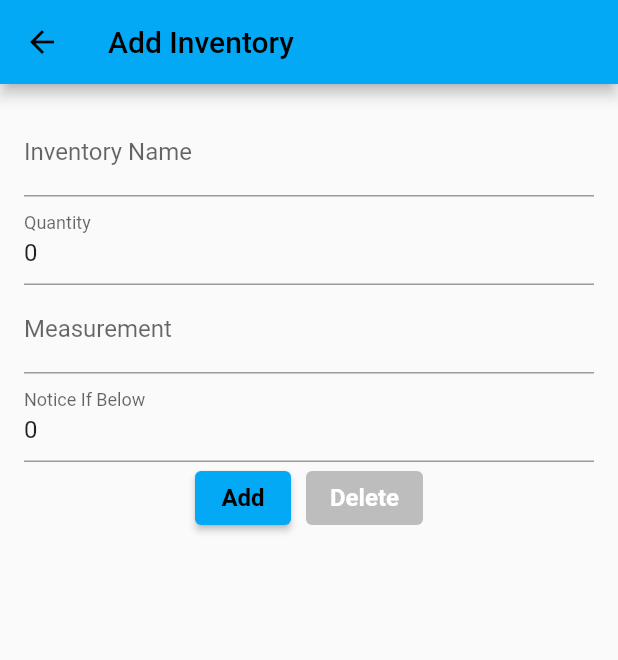
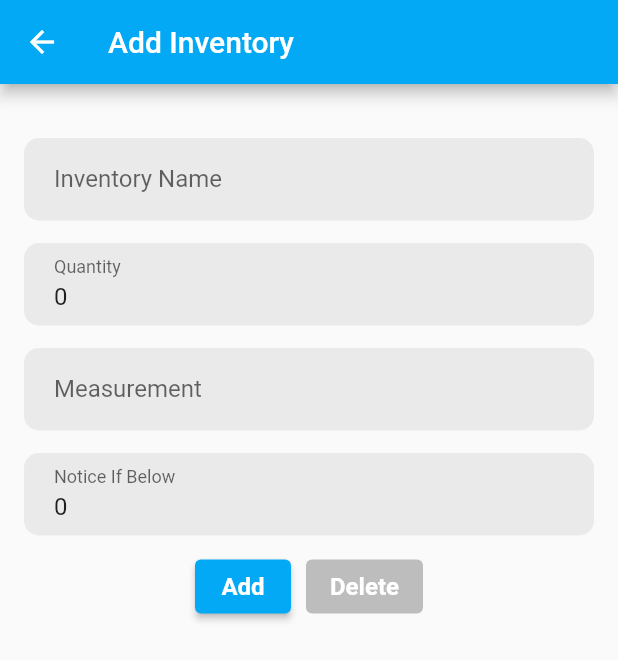
Before and after one commit to kalkidan12/restaurant-app-for-restaurants, a Flutter app: the InventoryDetail screen opened directly, on a phone screen of 412 x 824 dp. Shown: the top 660 px of the screen. Run offline on Flutter 3.47's test engine with Material 2 defaults, Android fonts, the phone set to English and light mode, and no system bars; our stand-ins replace gallery_saver, image_picker, intl_phone_number_input, localstorage, qr_flutter, share_plus; missing offline and left inert: flutter_barcode_scanner; Roboto replaces fonts that are missing (Merriweather).

Commit message:
inventory ui updated

```diff
--- a/lib/screens/inventory/inventory_detail.dart
+++ b/lib/screens/inventory/inventory_detail.dart
@@ -165,8 +165,12 @@ class _InventoryDetailState extends State<InventoryDetail> {
   Widget build(BuildContext context) {
     return Scaffold(
       appBar: AppBar(
+        automaticallyImplyLeading: true,
+        iconTheme: const IconThemeData(color: Colors.white),
         title: Text(
-            "${widget.inventory.inventoryId == 0 ? 'Add' : 'Edit'} Inventory"),
+          "${widget.inventory.inventoryId == 0 ? 'Add' : 'Edit'} Inventory",
+          style: const TextStyle(color: Colors.white),
+        ),
       ),
       body: SingleChildScrollView(
         child: Padding(
@@ -176,10 +180,20 @@ class _InventoryDetailState extends State<InventoryDetail> {
             child: Column(
               crossAxisAlignment: CrossAxisAlignment.start,
               children: [
-                TextFormField(
+                const SizedBox(
+                  height: 20,
+                ),
+                Container(
+                  decoration: BoxDecoration(
+                    color: Color.fromARGB(179, 227, 227, 227),
+                    borderRadius: BorderRadius.circular(10),
+                  ),
+                  child: TextFormField(
                     initialValue: inventoryName,
-                  decoration:
-                      const InputDecoration(labelText: 'Inventory Name'),
+                    decoration: const InputDecoration(
+                        contentPadding: EdgeInsets.fromLTRB(20, 10, 10, 10),
+                        border: InputBorder.none,
+                        labelText: 'Inventory Name'),
                     validator: (value) {
                       if (value == null || value.isEmpty) {
                         return 'Please enter an inventory name';
@@ -190,9 +204,21 @@ class _InventoryDetailState extends State<InventoryDetail> {
                       inventoryName = value!;
                     },
                   ),
-                TextFormField(
+                ),
+                const SizedBox(
+                  height: 15,
+                ),
+                Container(
+                  decoration: BoxDecoration(
+                    color: Color.fromARGB(179, 227, 227, 227),
+                    borderRadius: BorderRadius.circular(10),
+                  ),
+                  child: TextFormField(
                     initialValue: quantity.toString(),
-                  decoration: const InputDecoration(labelText: 'Quantity'),
+                    decoration: const InputDecoration(
+                        contentPadding: EdgeInsets.fromLTRB(20, 10, 10, 10),
+                        border: InputBorder.none,
+                        labelText: 'Quantity'),
                     keyboardType: TextInputType.number,
                     validator: (value) {
                       if (value == null || value.isEmpty) {
@@ -208,9 +234,21 @@ class _InventoryDetailState extends State<InventoryDetail> {
                           int.tryParse(value!) != null ? int.parse(value) : 0;
                     },
                   ),
-                TextFormField(
+                ),
+                const SizedBox(
+                  height: 15,
+                ),
+                Container(
+                  decoration: BoxDecoration(
+                    color: Color.fromARGB(179, 227, 227, 227),
+                    borderRadius: BorderRadius.circular(10),
+                  ),
+                  child: TextFormField(
                     initialValue: measurement,
-                  decoration: const InputDecoration(labelText: 'Measurement'),
+                    decoration: const InputDecoration(
+                        contentPadding: EdgeInsets.fromLTRB(20, 10, 10, 10),
+                        border: InputBorder.none,
+                        labelText: 'Measurement'),
                     validator: (value) {
                       if (value == null || value.isEmpty) {
                         return 'Please enter a measurement';
@@ -221,10 +259,21 @@ class _InventoryDetailState extends State<InventoryDetail> {
                       measurement = value!;
                     },
                   ),
-                TextFormField(
+                ),
+                const SizedBox(
+                  height: 15,
+                ),
+                Container(
+                  decoration: BoxDecoration(
+                    color: Color.fromARGB(179, 227, 227, 227),
+                    borderRadius: BorderRadius.circular(10),
+                  ),
+                  child: TextFormField(
                     initialValue: noticeIfBelow.toString(),
-                  decoration:
-                      const InputDecoration(labelText: 'Notice If Below'),
+                    decoration: const InputDecoration(
+                        contentPadding: EdgeInsets.fromLTRB(20, 10, 10, 10),
+                        border: InputBorder.none,
+                        labelText: 'Notice If Below'),
                     keyboardType: TextInputType.number,
                     validator: (value) {
                       if (value == null || value.isEmpty) {
@@ -240,6 +289,10 @@ class _InventoryDetailState extends State<InventoryDetail> {
                           int.tryParse(value!) != null ? int.parse(value) : 0;
                     },
                   ),
+                ),
+                const SizedBox(
+                  height: 10,
+                ),
                 Row(
                   mainAxisAlignment: MainAxisAlignment.center,
                   children: [
@@ -248,6 +301,7 @@ class _InventoryDetailState extends State<InventoryDetail> {
                       child: Text(
                         inventoryId == 0 ? 'Add' : 'Edit',
                         style: const TextStyle(
+                            color: Colors.white,
                             fontSize: 16.0,
                             fontWeight: FontWeight.w600,
                             fontFamily: "Merriweather"),
--- a/lib/screens/inventory/inventory_page.dart
+++ b/lib/screens/inventory/inventory_page.dart
@@ -98,7 +98,7 @@ class _InventoryListState extends State<InventoryList> {
                 },
                 icon: const Icon(
                   Icons.add,
-                  color: const Color(0xFF736c6c),
+                  color: Colors.lightBlue,
                   size: 42.0,
                 ),
               )
--- a/lib/screens/menu/menu_page.dart
+++ b/lib/screens/menu/menu_page.dart
@@ -90,7 +90,7 @@ class _MenuListState extends State<MenuList> {
                 },
                 icon: const Icon(
                   Icons.add,
-                  color: const Color(0xFF736c6c),
+                  color: Colors.lightBlue,
                   size: 42.0,
                 ),
               )
--- a/lib/screens/order/order_page.dart
+++ b/lib/screens/order/order_page.dart
@@ -81,7 +81,7 @@ class _OrderListState extends State<OrderList> {
                 ),
                 Icon(
                   Icons.sort,
-                  color: const Color(0xFF736c6c),
+                  color: Colors.lightBlue,
                   size: 36.0,
                 ),
               ],
--- a/lib/screens/table/table_page.dart
+++ b/lib/screens/table/table_page.dart
@@ -113,7 +113,7 @@ class _TableListState extends State<TableList> {
                 },
                 icon: const Icon(
                   Icons.add,
-                  color: const Color(0xFF736c6c),
+                  color: Colors.lightBlue,
                   size: 42.0,
                 ),
               )
```
Lines whose indentation alone changed are shown as unchanged.
